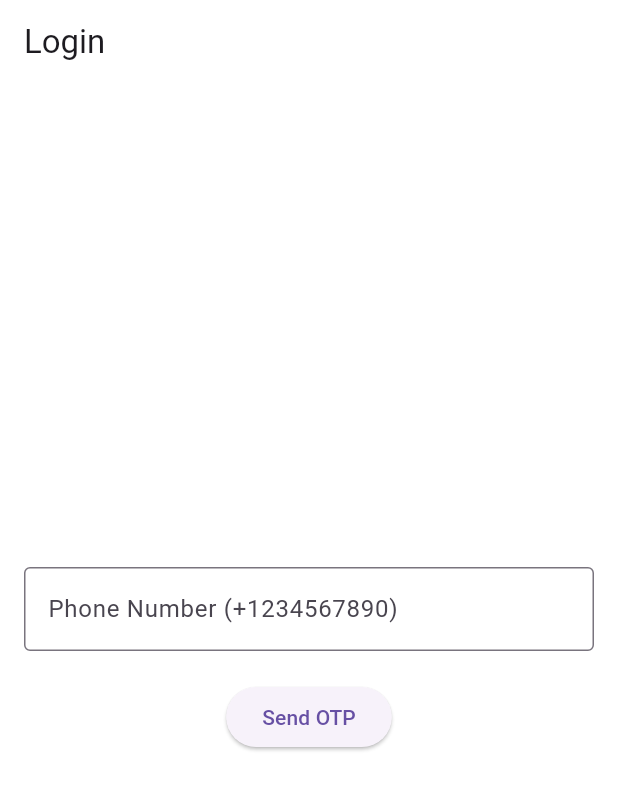
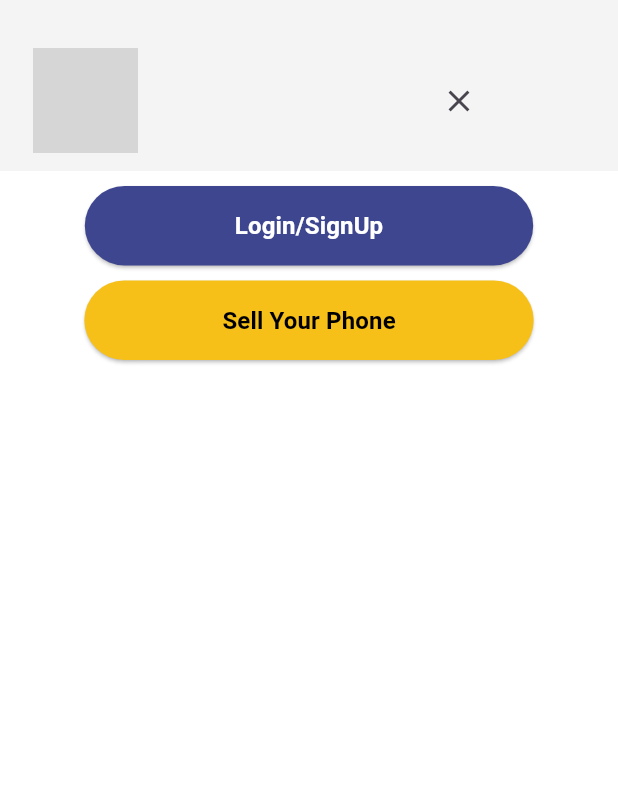
Before and after one commit to hammad-16/GetPhone, a Flutter app: the screen it shows after launch, after a tap on "Login", on a phone screen of 412 x 824 dp. Shown: the top 790 px of the screen. Run offline on Flutter 3.47's test engine with Material 3 defaults, Android fonts, the phone set to English and light mode, and no system bars; our stand-ins replace firebase_auth, firebase_core, firebase_messaging, shared_preferences; accounts and stored records are empty; network calls fail; grey boxes are pictures that could not be loaded.

Commit message:
Updated the Home Screen UI,OTP Screen and added a pre login page. Enabled more routing

```diff
--- a/lib/main.dart
+++ b/lib/main.dart
@@ -1,5 +1,6 @@
 import 'package:flutter/material.dart';
 import 'package:firebase_core/firebase_core.dart';
+import 'package:oru/providers/banner_provider.dart';
 import 'package:oru/providers/brand_provider.dart';
 import 'package:oru/providers/product_provider.dart';
 import 'package:provider/provider.dart';
@@ -21,16 +22,15 @@ class MyApp extends StatelessWidget {
     return MultiProvider(
       providers: [
         ChangeNotifierProvider(create: (_) => AuthProvider()),
-        ChangeNotifierProvider(
-          create: (_) => ProductProvider(),
-        ),
-        ChangeNotifierProvider(create: (_) => BrandProvider())
+        ChangeNotifierProvider(create: (_) => ProductProvider()),
+        ChangeNotifierProvider(create: (_) => BrandProvider()),
+        ChangeNotifierProvider(create: (_)=> BannerProvider()..startTimer()),
       ],
       child: MaterialApp(
         debugShowCheckedModeBanner: false,
         title: 'ORUphones',
         theme: ThemeData(
-          appBarTheme: AppBarTheme(
+          appBarTheme: const AppBarTheme(
             color: Colors.white
           ),
           primarySwatch: Colors.red,
--- /dev/null
+++ b/lib/providers/banner_provider.dart
@@ -0,0 +1,53 @@
+import 'dart:async';
+
+import 'package:flutter/material.dart';
+
+class BannerProvider extends ChangeNotifier {
+  final PageController pageController = PageController();
+  Timer? _timer;
+  int _currentPage = 0;
+  final int totalBanners = 5;
+
+  int get currentPage => _currentPage;
+
+  void updatePage(int page) {
+    // Handle infinite scrolling
+    if (page >= totalBanners) {
+      _currentPage = 0;
+      // Jump to first page without animation
+      pageController.jumpToPage(0);
+    } else if (page < 0) {
+      _currentPage = totalBanners - 1;
+      // Jump to last page without animation
+      pageController.jumpToPage(totalBanners - 1);
+    } else {
+      _currentPage = page;
+    }
+    notifyListeners();
+  }
+
+  void startTimer() {
+    _timer = Timer.periodic(const Duration(seconds: 2), (Timer timer) {
+      if (pageController.hasClients) {
+        final nextPage = _currentPage + 1;
+        if (nextPage >= totalBanners) {
+          // Jump to first page without animation when reaching the end
+          pageController.jumpToPage(0);
+        } else {
+          pageController.animateToPage(
+            nextPage,
+            duration: const Duration(milliseconds: 300),
+            curve: Curves.easeInOut,
+          );
+        }
+      }
+    });
+  }
+
+  @override
+  void dispose() {
+    _timer?.cancel();
+    pageController.dispose();
+    super.dispose();
+  }
+}
--- a/lib/providers/brand_provider.dart
+++ b/lib/providers/brand_provider.dart
@@ -23,6 +23,7 @@ class BrandProvider extends ChangeNotifier{
     notifyListeners();
 
     try {
+
       final response = await http.get(
         Uri.parse("http://40.90.224.241:5000/makeWithImages")
       );
--- a/lib/screens/home_screen.dart
+++ b/lib/screens/home_screen.dart
@@ -1,12 +1,15 @@
 import 'package:flutter/material.dart';
 import 'package:flutter/rendering.dart';
 import 'package:oru/providers/brand_provider.dart';
+import 'package:oru/widgets/faq_section.dart';
 import 'package:provider/provider.dart';
 import '../providers/auth_provider.dart';
+import '../providers/banner_provider.dart';
 import '../providers/product_provider.dart';
 import '../utils/routes.dart';
 import '../widgets/buildCategoryButton.dart';
 import '../widgets/buildIconButton.dart';
+import '../widgets/build_banner.dart';
 
 class HomeScreen extends StatefulWidget {
 
@@ -19,6 +22,8 @@ class HomeScreen extends StatefulWidget {
 class _HomeScreenState extends State<HomeScreen> {
   final ScrollController _scrollController = ScrollController();
 
+
+
   bool _isBottomNavVisible = true;
   @override
   void initState() {
@@ -30,13 +35,21 @@ class _HomeScreenState extends State<HomeScreen> {
         setState(() => _isBottomNavVisible = true);
       }
     });
+    //Starting the timer for automatic banner change
+    final bannerProvider = Provider.of<BannerProvider>(context, listen: false);
+    bannerProvider.startTimer();
+  }
+  @override
+  void dispose() {
+    _scrollController.dispose();
+    super.dispose();
   }
 
 
   @override
   Widget build(BuildContext context) {
-    final authProvider = Provider.of<AuthProvider>(context);
     final productProvider = Provider.of<ProductProvider>(context);
+
 
     // Fetch products on initial load
     WidgetsBinding.instance.addPostFrameCallback((_) {
@@ -57,6 +70,7 @@ class _HomeScreenState extends State<HomeScreen> {
           }
           return true;
         },
+
         child: CustomScrollView(
           controller: _scrollController,
           slivers: [
@@ -64,7 +78,7 @@ class _HomeScreenState extends State<HomeScreen> {
             SliverAppBar(
               title: Row(
                   children:[
-                  IconButton(onPressed: (){}, icon: Icon(Icons.menu)),
+                    IconButton(onPressed: (){}, icon: const Icon(Icons.menu)),
                     SizedBox(
                         height: 80,
                         width: 80,
@@ -78,12 +92,12 @@ class _HomeScreenState extends State<HomeScreen> {
                 TextButton(
                   onPressed: () {
                     Provider.of<AuthProvider>(context, listen: false).logout();
-                    Navigator.pushReplacementNamed(context, AppRoutes.login);
+                    Navigator.pushNamed(context, AppRoutes.preLogin);
                   },
-                  child: const Text("Login"),
                   style: ButtonStyle(
                     backgroundColor: MaterialStateProperty.all(Colors.yellow),
                   ),
+                  child: const Text("Login"),
                 ),
               ],
               bottom: AppBar(
@@ -114,6 +128,7 @@ class _HomeScreenState extends State<HomeScreen> {
                 ),
               ),
             ),
+
             SliverToBoxAdapter(
               child: Container(
                 padding: const EdgeInsets.symmetric(horizontal: 16, vertical: 12),
@@ -134,6 +149,50 @@ class _HomeScreenState extends State<HomeScreen> {
               ),
             ),
             SliverToBoxAdapter(
+              child: Consumer<BannerProvider>(
+                builder: (context, bannerProvider, child) {
+                  return Column(
+                    children: [
+                      SizedBox(
+                        height: 150,
+                        child: PageView(
+                          controller: bannerProvider.pageController,
+                          onPageChanged: (int page) {
+                            bannerProvider.updatePage(page);
+                          },
+                          children: [
+                            buildBannerCard('assets/images/BannerA.png'),
+                            buildBannerCard('assets/images/BannerB.png'),
+                            buildBannerCard('assets/images/BannerC.png'),
+                            buildBannerCard('assets/images/BannerD.png'),
+                            buildBannerCard('assets/images/BannerE.png'),
+                          ],
+                        ),
+                      ),
+                      // Add page indicators
+                      Row(
+                        mainAxisAlignment: MainAxisAlignment.center,
+                        children: List.generate(
+                          5,
+                              (index) => Container(
+                            margin: const EdgeInsets.symmetric(horizontal: 2, vertical: 8),
+                            width: 8,
+                            height: 8,
+                            decoration: BoxDecoration(
+                              shape: BoxShape.circle,
+                              color: bannerProvider.currentPage == index
+                                  ? Colors.blue
+                                  : Colors.grey,
+                            ),
+                          ),
+                        ),
+                      ),
+                    ],
+                  );
+                },
+              ),
+            ),
+            SliverToBoxAdapter(
               child: Consumer<BrandProvider>(
                 builder: (context, brandProvider, child) {
                   if (brandProvider.isLoading) {
@@ -141,7 +200,7 @@ class _HomeScreenState extends State<HomeScreen> {
                   }
 
                   return Container(
-                    height: 80, // Adjust height as needed
+                    height: 80,
                      padding: const EdgeInsets.symmetric(vertical: 8),
                     child: ListView(
                       scrollDirection: Axis.horizontal,
@@ -174,12 +233,49 @@ class _HomeScreenState extends State<HomeScreen> {
                 childCount: combinedProducts.length + (productProvider.isLoading ? 1 : 0),
               ),
             ),
+
+    SliverToBoxAdapter(
+    child: SizedBox(
+      height: 70,
+      child: TextButton(
+      onPressed: () {},
+      child: const Row(
+      children: [
+      Expanded(
+      child: Text(
+      "Frequently Asked Question",
+      style: TextStyle(
+        fontSize: 19,
+      fontWeight: FontWeight.w400,
+      color: Colors.black, // Set text color to black
+      ),
+      ),
+      ),
+      Icon(
+      Icons.arrow_forward_ios, // Add a suffix icon
+      color: Colors.black, // Set icon color to black
+      size: 16, // Adjust icon size
+      ),
+      ],
+      ),
+      ),
+    ),
+    ),
+            const SliverToBoxAdapter(
+              child: Padding(
+                padding: EdgeInsets.symmetric(horizontal: 16.0),
+                child: FAQScreen(),
+              ),
+            ),
+
+
           ],
         ),
       ),
 
       // Bottom Navigation Bar
-      bottomNavigationBar: BottomNavigationBar(
+      bottomNavigationBar: _isBottomNavVisible? BottomNavigationBar(
+        backgroundColor: Colors.white,
         type:  BottomNavigationBarType.fixed,
         items: const [
           BottomNavigationBarItem(
@@ -199,7 +295,7 @@ class _HomeScreenState extends State<HomeScreen> {
             label: 'Profile',
           ),
         ],
-      ),
+      ):null
     );
   }
 
--- a/lib/screens/login_screen.dart
+++ b/lib/screens/login_screen.dart
@@ -16,35 +16,77 @@ class _LoginScreenState extends State<LoginScreen> {
   @override
   Widget build(BuildContext context) {
     return Scaffold(
-      appBar: AppBar(title: const Text('Login')),
-      body: Padding(
-        padding: const EdgeInsets.all(16.0),
-        child: Column(
-          mainAxisAlignment: MainAxisAlignment.center,
-          children: [
-            TextField(
-              controller: _phoneController,
-              keyboardType: TextInputType.phone,
-              decoration: const InputDecoration(
-                labelText: 'Phone Number (+1234567890)',
-                border: OutlineInputBorder(),
+      appBar: AppBar(automaticallyImplyLeading: false,
+          title: Row(
+            children: [
+              SizedBox(width:280),
+              IconButton(
+                onPressed: (){
+                  Navigator.pop(context);
+                },
+                icon:const Icon(Icons.close)
+
               ),
-            ),
-            const SizedBox(height: 20),
-            ElevatedButton(
-              onPressed: () {
-                final authProvider = Provider.of<AuthProvider>(
-                    context,
-                    listen: false
-                );
-                authProvider.verifyPhoneNumber(_phoneController.text);
-                Navigator.pushNamed(context, AppRoutes.otp);
-              },
-              child: const Text('Send OTP'),
-            ),
-          ],
-        ),
+            ],
+          )
       ),
+      body:Column(
+        children: [
+
+          Padding(
+            padding: const EdgeInsets.only(left: 94),
+            child: Image.network("https://encrypted-tbn0.gstatic.com/images?q=tbn:ANd9GcQ0cBwtJxQ14kN_z1ua49yRZyt2qFzu4_vx8A&s",
+            width: 160,),
+          ),
+          const SizedBox(height:30),
+          Padding(
+            padding: const EdgeInsets.only(left:94),
+            child: Text("Welcome",
+            style: TextStyle(
+              fontSize: 40,
+              color: Colors.blue[700],
+              fontWeight: FontWeight.bold
+            ),),
+          ),
+          Padding(
+            padding: const EdgeInsets.only(left: 94),
+            child: Text("Sign in to continue"),
+          ),
+          SizedBox(height: 40,),
+          Text("Enter your Phone Number"),
+          TextField()
+        ],
+      )
+      //
+      //
+      // Padding(
+      //   padding: const EdgeInsets.all(16.0),
+      //   child: Column(
+      //     mainAxisAlignment: MainAxisAlignment.center,
+      //     children: [
+      //       TextField(
+      //         controller: _phoneController,
+      //         keyboardType: TextInputType.phone,
+      //         decoration: const InputDecoration(
+      //           labelText: 'Phone Number (+91123456789)',
+      //           border: OutlineInputBorder(),
+      //         ),
+      //       ),
+      //       const SizedBox(height: 20),
+      //       ElevatedButton(
+      //         onPressed: () {
+      //           final authProvider = Provider.of<AuthProvider>(
+      //               context,
+      //               listen: false
+      //           );
+      //           authProvider.verifyPhoneNumber(_phoneController.text);
+      //           Navigator.pushNamed(context, AppRoutes.otp);
+      //         },
+      //         child: const Text('Send OTP'),
+      //       ),
+      //     ],
+      //   ),
+      // ),
     );
   }
 }
--- a/lib/screens/otp_screen.dart
+++ b/lib/screens/otp_screen.dart
@@ -47,11 +47,17 @@ class _OTPScreenState extends State<OTPScreen> {
 
                 if (success) {
                   if (authProvider.status == AuthStatus.newUser) {
+                    if(!context.mounted) {
+                      return;
+                    }
                     Navigator.pushReplacementNamed(
                         context,
                         AppRoutes.confirmName
                     );
                   } else {
+                    if(!context.mounted) {
+                      return;
+                    }
                     Navigator.pushReplacementNamed(
                         context,
                         AppRoutes.home
--- /dev/null
+++ b/lib/screens/pre_login.dart
@@ -0,0 +1,94 @@
+import 'package:flutter/material.dart';
+import 'package:oru/utils/routes.dart';
+
+class PreLogin extends StatefulWidget {
+  const PreLogin({super.key});
+
+  @override
+  State<PreLogin> createState() => _PreLoginState();
+}
+
+class _PreLoginState extends State<PreLogin> {
+  @override
+  Widget build(BuildContext context) {
+    return Scaffold(
+      body: Column(
+        children: [
+          Container(
+            color: const Color(0xFFF4F4F4)
+      ,
+            child: Padding(
+              padding: const EdgeInsets.all(12.0),
+              child: Padding(
+
+                padding: const EdgeInsets.only(left:10,top: 20),
+                child: Row(
+                  children: [
+                    SizedBox(
+                        height: 70,
+                        width: 70,
+                        child: Image.network("https://encrypted-tbn0.gstatic.com/images?q=tbn:ANd9GcQ0cBwtJxQ14kN_z1ua49yRZyt2qFzu4_vx8A&s")),
+                    const SizedBox(width: 190),
+                    IconButton(onPressed: (){
+                      Navigator.pop(context);
+                    }, icon: const Icon(Icons.clear))
+                  ],
+                ),
+              ),
+            ),
+          ),
+          const SizedBox(height: 10,),
+          ElevatedButton(
+          onPressed: () {
+            try{
+              Navigator.pushNamed(context, AppRoutes.login);
+            }
+            catch(e)
+            {
+              print(e);
+            }
+
+          },
+          style: ElevatedButton.styleFrom(
+          backgroundColor: const Color(0xFF3E468F), // Button color
+          shape: RoundedRectangleBorder(
+          borderRadius: BorderRadius.circular(30), // Rounded edges
+          ),
+          padding: const EdgeInsets.symmetric(horizontal: 100, vertical: 15),
+          ),
+          child: const Text(
+          "Login/SignUp",
+          style: TextStyle(
+          color: Colors.white,
+          fontSize: 16,
+          fontWeight: FontWeight.w700,
+    ),
+    ),
+    ),
+          const SizedBox(height: 10,),
+          ElevatedButton(
+            onPressed: () {// Add your action here
+            },
+            style: ElevatedButton.styleFrom(
+              backgroundColor: const Color(0xFFF6C018), // Button color
+              shape: RoundedRectangleBorder(
+                borderRadius: BorderRadius.circular(30), // Rounded edges
+              ),
+              padding: const EdgeInsets.symmetric(horizontal: 92, vertical: 15),
+            ),
+
+            child: const Text(
+              "Sell Your Phone",
+              style: TextStyle(
+                color: Colors.black,
+                fontSize: 16,
+                fontWeight: FontWeight.w700,
+              ),
+            ),
+          ),
+
+        ],
+      ),
+    );
+  }
+}
--- a/lib/utils/routes.dart
+++ b/lib/utils/routes.dart
@@ -1,4 +1,6 @@
 import 'package:flutter/material.dart';
+import 'package:oru/screens/pre_login.dart';
+import 'package:oru/screens/user_profile.dart';
 import '../screens/splash_screen.dart';
 import '../screens/home_screen.dart';
 import 'package:oru/screens/login_screen.dart';
@@ -11,6 +13,9 @@ class AppRoutes {
   static const String login = '/login';
   static const String otp = '/otp';
   static const String confirmName = '/confirm-name';
+  static const String profile = '/profile';
+  static const String preLogin = '/preLogin';
+
 
   static Map<String, WidgetBuilder> getRoutes() {
     return {
@@ -19,6 +24,8 @@ class AppRoutes {
       login: (context) => const LoginScreen(),
       otp: (context) => const OTPScreen(),
       confirmName: (context) => const ConfirmNameScreen(),
+      profile : (context) => const ProfileScreen(),
+      preLogin: (context) => const PreLogin()
     };
   }
 }
--- /dev/null
+++ b/lib/widgets/build_banner.dart
@@ -0,0 +1,21 @@
+import 'package:flutter/material.dart';
+
+Widget buildBannerCard(String imagePath) {
+  return Padding(
+    padding: const EdgeInsets.symmetric(horizontal: 8.0),
+    child: Card(
+      elevation: 4,
+      shape: RoundedRectangleBorder(
+        borderRadius: BorderRadius.circular(15),
+      ),
+      child: ClipRRect(
+        borderRadius: BorderRadius.circular(15),
+        child: Image.asset(
+          imagePath,
+          width: double.infinity,
+          fit: BoxFit.cover,
+        ),
+      ),
+    ),
+  );
+}
--- a/pubspec.yaml
+++ b/pubspec.yaml
@@ -64,9 +64,8 @@ flutter:
   uses-material-design: true
 
   # To add assets to your application, add an assets section, like this:
-  # assets:
-  #   - images/a_dot_burr.jpeg
-  #   - images/a_dot_ham.jpeg
+  assets:
+      - assets/images/
 
   # An image asset can refer to one or more resolution-specific "variants", see
   # https://flutter.dev/to/resolution-aware-images
```
Also changed, not shown: lib/models/faq.dart (added, +9 -0 lines), lib/providers/faq_provider.dart (added, +51 -0 lines), lib/screens/user_profile.dart (added, +12 -0 lines), lib/widgets/autoScroll.dart (added, +66 -0 lines), lib/widgets/faq_section.dart (added, +97 -0 lines), assets/images/BannerA.png (renamed from assets/images/Banner 1.png), assets/images/BannerB.png (renamed from assets/images/Banner 2.png), assets/images/BannerC.png (renamed from assets/images/Banner 3.png), assets/images/BannerD.png (renamed from assets/images/Banner 4.png), assets/images/BannerE.png (renamed from assets/images/Banner 5.png). Lines whose indentation alone changed are shown as unchanged.
